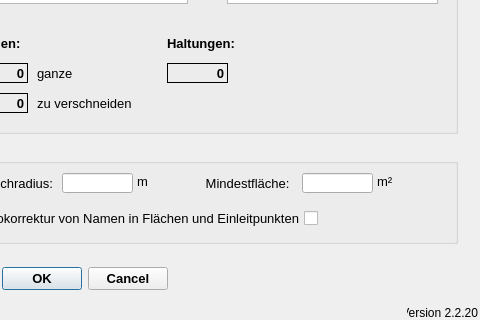
Qt form qkan/linkflaechen/resources/application_createlinefl.ui (hoettges/QKan) before a commit; both pictures show x 293 to 773 and y 257 to 577 of the 773 by 577 pixel window.
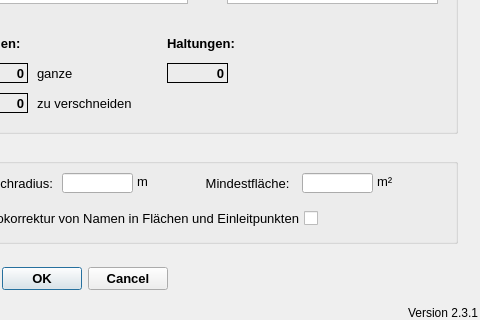
The same form after that commit.

Diff of the .ui file:
```diff
--- a/qkan/linkflaechen/resources/application_createlinefl.ui
+++ b/qkan/linkflaechen/resources/application_createlinefl.ui
@@ -52,7 +52,7 @@
     <string>Version QKan Import</string>
    </property>
    <property name="text">
-    <string>Version 2.2.20</string>
+    <string>Version 2.3.1</string>
    </property>
    <property name="alignment">
     <set>Qt::AlignRight|Qt::AlignTrailing|Qt::AlignVCenter</set>
```
